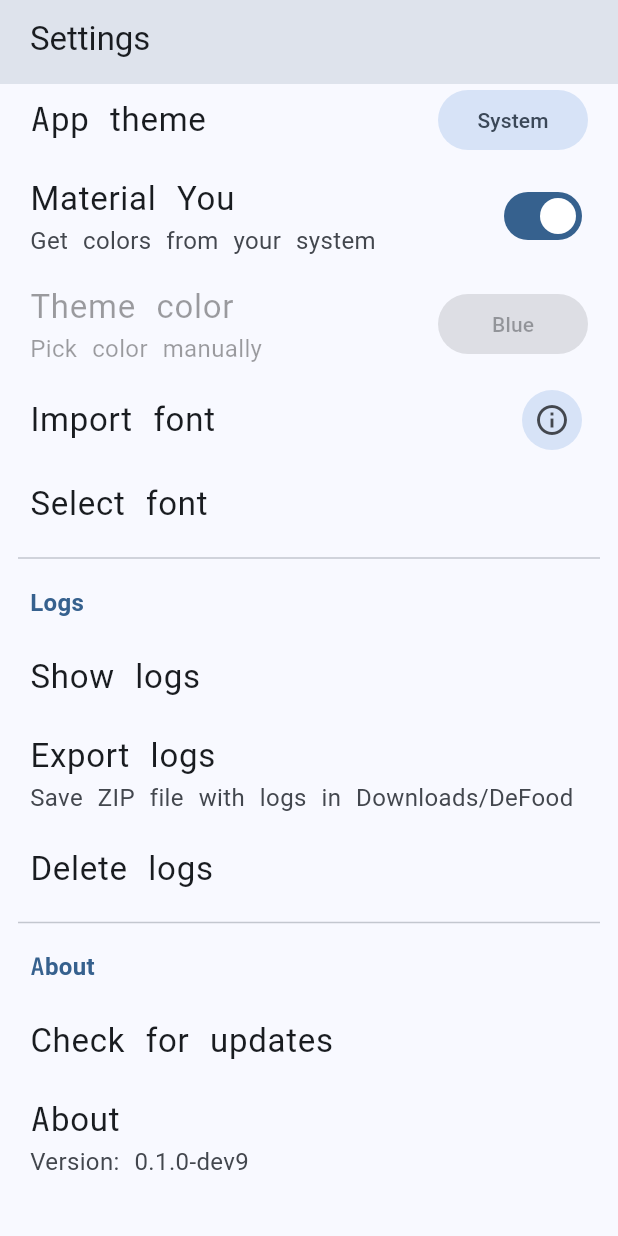
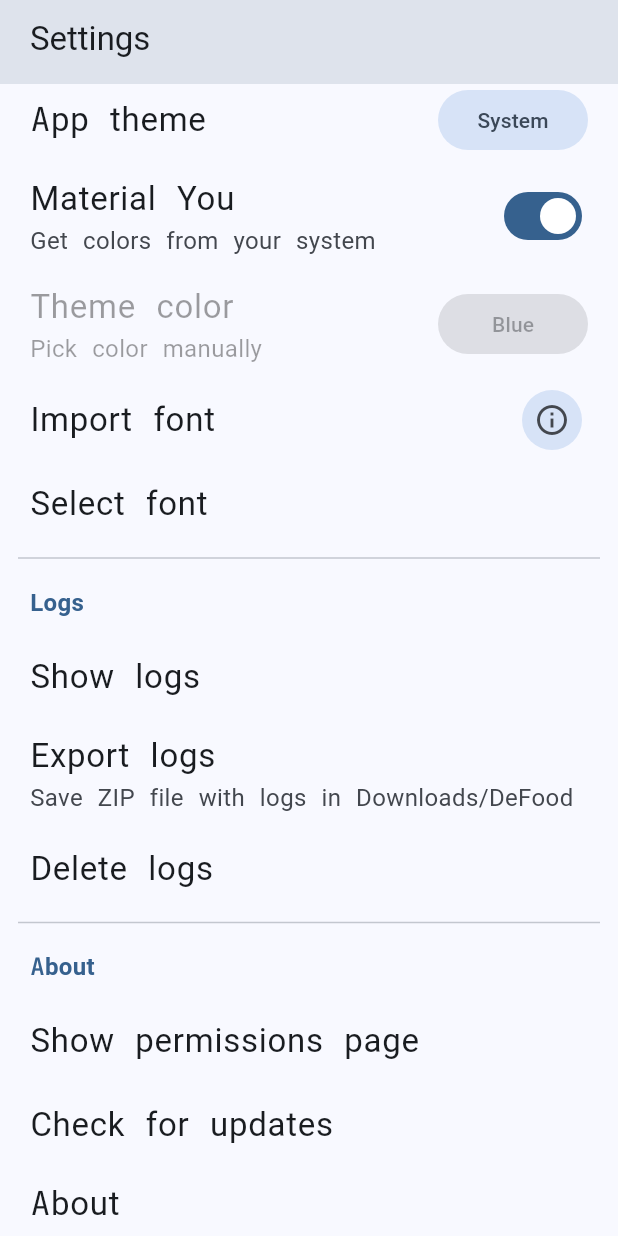
Before and after one commit to Sinneida/defood, a Flutter app: the SettingsView screen opened by its route, scrolled down 166 dp, on a phone screen of 412 x 824 dp. Run offline on Flutter 3.47's test engine with Material 3 defaults, Android fonts, the phone set to English and light mode, and no system bars; drawn by our look-alikes of dynamic_color; our stand-ins replace dart_mappable, device_info_plus, dio, envied, file_picker, flutter_markdown and 11 more; missing offline and left inert: android_system_font, flutter_archive, flutter_logs; accounts and stored records are empty; generated files the repository leaves out were written again; Roboto replaces fonts that are missing (Gabarito).

Commit message:
port tile to access permissions page

```diff
--- /dev/null
+++ b/lib/ui/views/settings/items/show_permissions/show_permissions.dart
@@ -0,0 +1,29 @@
+import 'package:defood/ui/widgets/settings/common/item_wrapper.dart';
+import 'package:flutter/material.dart';
+import 'package:stacked/stacked.dart';
+
+import 'show_permissions_model.dart';
+
+class ShowPermissions extends StackedView<ShowPermissionsModel> {
+  const ShowPermissions({super.key});
+
+  @override
+  Widget builder(
+    BuildContext context,
+    ShowPermissionsModel viewModel,
+    Widget? child,
+  ) {
+    return InkWell(
+      onTap: () => viewModel.showPermissionsPage(),
+      child: const ItemWrapper(
+        mainText: 'Show permissions page',
+      ),
+    );
+  }
+
+  @override
+  ShowPermissionsModel viewModelBuilder(
+    BuildContext context,
+  ) =>
+      ShowPermissionsModel();
+}
--- /dev/null
+++ b/lib/ui/views/settings/items/show_permissions/show_permissions_model.dart
@@ -0,0 +1,12 @@
+import 'package:defood/app/app.locator.dart';
+import 'package:defood/ui/permissions/permissions_view.dart';
+import 'package:stacked/stacked.dart';
+import 'package:stacked_services/stacked_services.dart';
+
+class ShowPermissionsModel extends BaseViewModel {
+  final _navigation = locator<NavigationService>();
+
+  void showPermissionsPage() {
+    _navigation.navigateWithTransition(const PermissionsView());
+  }
+}
--- a/lib/ui/views/settings/settings_view.dart
+++ b/lib/ui/views/settings/settings_view.dart
@@ -8,6 +8,7 @@ import 'package:defood/ui/views/settings/items/export_logs/export_logs.dart';
 import 'package:defood/ui/views/settings/items/import_font/import_font.dart';
 import 'package:defood/ui/views/settings/items/monet_theme/monet_theme.dart';
 import 'package:defood/ui/views/settings/items/show_logs/show_logs.dart';
+import 'package:defood/ui/views/settings/items/show_permissions/show_permissions.dart';
 import 'package:defood/ui/views/settings/items/user_card/user_card.dart';
 import 'package:defood/ui/widgets/common/divider.dart';
 import 'package:defood/ui/widgets/settings/common/group_header.dart';
@@ -58,6 +59,7 @@ class SettingsView extends StackedView<SettingsViewModel> {
                   DeleteLogs(),
                   ItemDivider(),
                   GroupHeader(name: 'About'),
+                  ShowPermissions(),
                   CheckUpdates(),
                   AboutApp(),
                 ],
```
